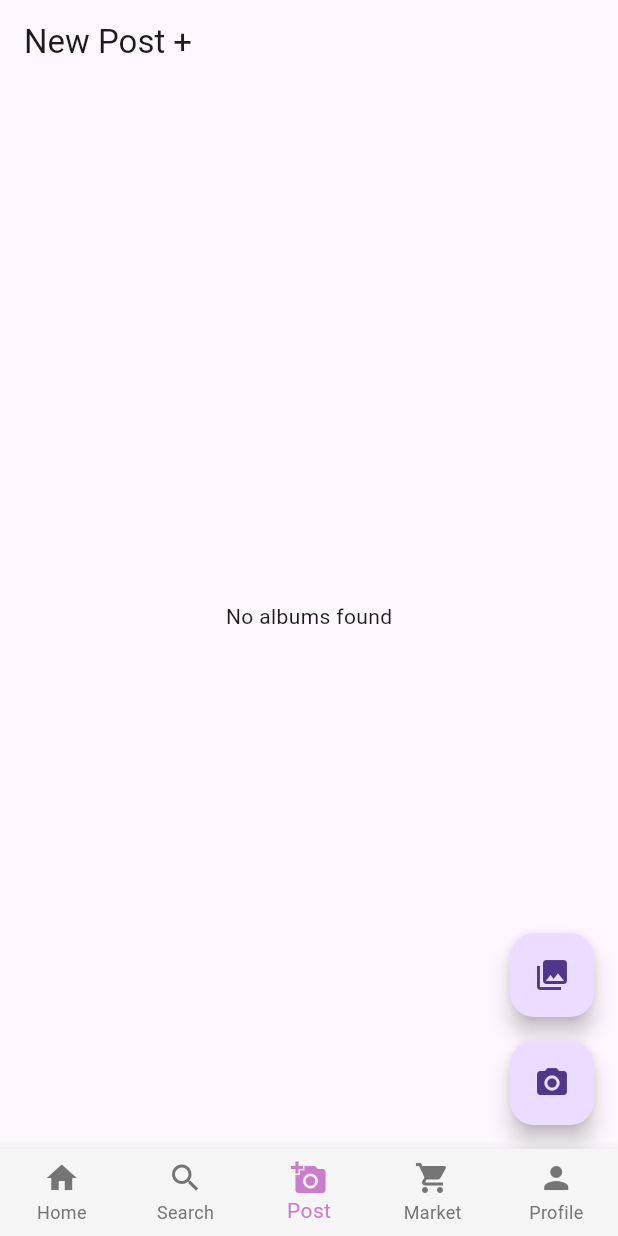
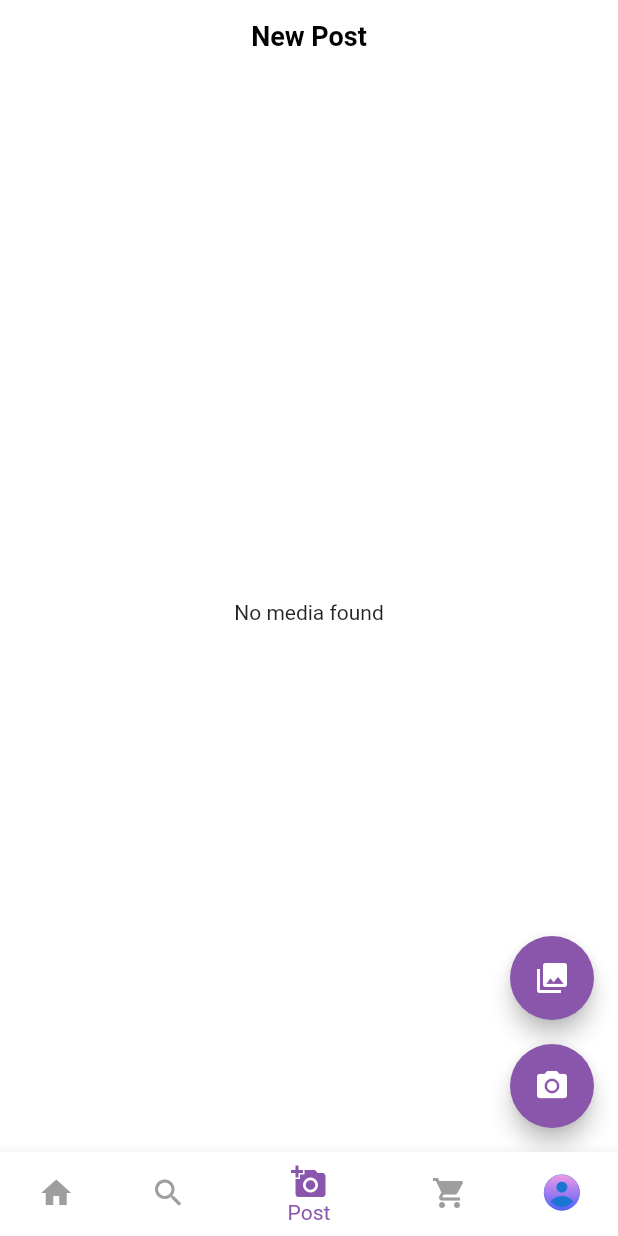
Before and after one commit to KareemNHE/The_Shot2, a Flutter app: the BottomNavBar screen opened by its route, item 3 of the bottom bar chosen, after a tap on the "photo library" icon, on a phone screen of 412 x 824 dp. Run offline on Flutter 3.47's test engine with Material 3 defaults, Android fonts, the phone set to English and light mode, and no system bars; our stand-ins replace camera, cloud_firestore, file_picker, firebase_auth, firebase_core, firebase_storage and 7 more; missing offline and left inert: dart:ffi, firebase_app_check, photo_gallery; accounts and stored records are empty.

Commit message:
some touches

```diff
--- /dev/null
+++ b/lib/components/theme.dart
@@ -0,0 +1,40 @@
+// lib/components/theme.dart
+
+import 'package:flutter/material.dart';
+
+const kPrimaryAccent = Color(0xFF8A56AC);
+
+final ThemeData appTheme = ThemeData(
+  useMaterial3: false,
+  scaffoldBackgroundColor: Colors.white,
+  primaryColor: kPrimaryAccent,
+  colorScheme: ColorScheme.fromSeed(
+    seedColor: kPrimaryAccent,
+    brightness: Brightness.light,
+  ),
+  appBarTheme: const AppBarTheme(
+    backgroundColor: Colors.white,
+    foregroundColor: Colors.black,
+    elevation: 0, // ← flat, no shadow
+    shadowColor: Colors.transparent,
+    centerTitle: true,
+    titleTextStyle: TextStyle(
+      fontSize: 18,
+      fontWeight: FontWeight.w600,
+      color: Colors.black,
+    ),
+    toolbarHeight: 48, // ← standard minimal height
+  ),
+
+  iconTheme: const IconThemeData(color: Colors.black),
+  bottomNavigationBarTheme: BottomNavigationBarThemeData(
+    selectedItemColor: kPrimaryAccent,
+    unselectedItemColor: Colors.grey,
+    backgroundColor: Colors.white,
+    elevation: 10,
+  ),
+  floatingActionButtonTheme: FloatingActionButtonThemeData(
+    backgroundColor: kPrimaryAccent,
+    foregroundColor: Colors.white,
+  ),
+);
--- a/lib/main.dart
+++ b/lib/main.dart
@@ -1,5 +1,5 @@
 // main.dart
-
+import 'components/theme.dart';
 import 'package:firebase_core/firebase_core.dart';
 import 'package:flutter/material.dart';
 import 'package:firebase_app_check/firebase_app_check.dart';
@@ -57,7 +57,7 @@ class TheShot extends StatelessWidget {
       ],
       child: MaterialApp(
         title: 'The Shot',
-        theme: ThemeData(useMaterial3: true),
+        theme: appTheme,
         debugShowCheckedModeBanner: false,
         home: Login(), // Show login screen first
         routes: {
--- a/lib/viewmodels/create_post_viewmodel.dart
+++ b/lib/viewmodels/create_post_viewmodel.dart
@@ -93,14 +93,20 @@ class CreatePostViewModel extends ChangeNotifier {
           .collection('posts')
           .doc();
 
+      final userDoc = await FirebaseFirestore.instance.collection('users').doc(userId).get();
+      final userData = userDoc.data() ?? {};
+
       final newPost = {
         'imageUrl': finalImageUrl,
         'caption': trimmedCaption,
         'timestamp': FieldValue.serverTimestamp(),
         'userId': userId,
+        'username': userData['username'] ?? '',
+        'userProfilePic': userData['profile_picture'] ?? '',
         'hashtags': hashtags,
         'category': category,
       };
+
 
       await postRef.set(newPost);
       homeViewModel.fetchPosts();
--- a/lib/viewmodels/search_viewmodel.dart
+++ b/lib/viewmodels/search_viewmodel.dart
@@ -85,7 +85,7 @@ class SearchViewModel extends ChangeNotifier {
 
     if (lowerQuery.isEmpty) {
       _filteredPosts = List.from(_allPosts);
-      _filteredUsers = [];
+      _filteredUsers = []; // ← this part already exists
     } else {
       _filteredPosts = _allPosts.where((post) {
         return post.caption.toLowerCase().contains(lowerQuery) ||
@@ -101,4 +101,5 @@ class SearchViewModel extends ChangeNotifier {
 
     notifyListeners();
   }
+
 }
--- a/lib/views/bnb.dart
+++ b/lib/views/bnb.dart
@@ -1,20 +1,18 @@
 
 //views/bnb.dart
 
-import 'package:firebase_auth/firebase_auth.dart';
 import 'package:flutter/material.dart';
+import 'package:provider/provider.dart';
 import 'package:the_shot2/services/api_service.dart';
 import 'package:the_shot2/views/home_screen.dart';
-import 'package:the_shot2/viewmodels/home_viewmodel.dart';
 import 'package:the_shot2/views/profile_screen.dart';
-import 'package:the_shot2/viewmodels/profile_viewmodel.dart';
 import 'package:the_shot2/views/search_screen.dart';
-import 'package:the_shot2/viewmodels/search_viewmodel.dart';
 import 'package:the_shot2/views/post_screen.dart';
-import 'package:the_shot2/viewmodels/post_viewmodel.dart';
 import 'package:the_shot2/views/market_screen.dart';
 import 'package:the_shot2/viewmodels/market_viewmodel.dart';
-import 'package:the_shot2/views/user_profile_screen.dart';
+
+import '../components/theme.dart';
+import '../viewmodels/profile_viewmodel.dart';
 
 
 class BottomNavBar extends StatefulWidget {
@@ -53,7 +51,12 @@ class _BottomNavBarState extends State<BottomNavBar> {
 
   @override
   Widget build(BuildContext context) {
+    return Consumer<ProfileViewModel>(
+      builder: (context, profileViewModel, _) {
+        final profilePicUrl = profileViewModel.profilePictureUrl;
+
         return Scaffold(
+          backgroundColor: Theme.of(context).scaffoldBackgroundColor,
           body: IndexedStack(
             index: _currentIndex,
             children: List.generate(_screens.length, (index) {
@@ -68,20 +71,48 @@ class _BottomNavBarState extends State<BottomNavBar> {
             }),
           ),
           bottomNavigationBar: BottomNavigationBar(
-        type: BottomNavigationBarType.fixed,
-        selectedItemColor: const Color(0xFFCB7CCB),
-        backgroundColor: Colors.grey[100],
-        unselectedItemColor: Colors.grey[600],
             currentIndex: _currentIndex,
             onTap: _onTap,
-        items: const [
-          BottomNavigationBarItem(icon: Icon(Icons.home), label: 'Home'),
-          BottomNavigationBarItem(icon: Icon(Icons.search), label: 'Search'),
-          BottomNavigationBarItem(icon: Icon(Icons.add_a_photo), label: 'Post'),
-          BottomNavigationBarItem(icon: Icon(Icons.shopping_cart), label: 'Market'),
-          BottomNavigationBarItem(icon: Icon(Icons.person), label: 'Profile'),
+            type: BottomNavigationBarType.shifting,
+            selectedItemColor: kPrimaryAccent,
+            unselectedItemColor: Colors.grey,
+            elevation: 8,
+            items: [
+              const BottomNavigationBarItem(
+                icon: Icon(Icons.home),
+                label: 'Home',
+                backgroundColor: Colors.white,
+              ),
+              const BottomNavigationBarItem(
+                icon: Icon(Icons.search),
+                label: 'Search',
+                backgroundColor: Colors.white,
+              ),
+              const BottomNavigationBarItem(
+                icon: Icon(Icons.add_a_photo),
+                label: 'Post',
+                backgroundColor: Colors.white,
+              ),
+              const BottomNavigationBarItem(
+                icon: Icon(Icons.shopping_cart),
+                label: 'Market',
+                backgroundColor: Colors.white,
+              ),
+              BottomNavigationBarItem(
+                icon: CircleAvatar(
+                  radius: 12,
+                  backgroundImage: profilePicUrl.startsWith('http')
+                      ? NetworkImage(profilePicUrl)
+                      : const AssetImage('assets/default_profile.png') as ImageProvider,
+                ),
+                label: 'Profile',
+                backgroundColor: Colors.white,
+              ),
             ],
           ),
         );
+      },
+    );
   }
+
 }
--- a/lib/views/home_screen.dart
+++ b/lib/views/home_screen.dart
@@ -15,8 +15,10 @@ class HomeScreen extends StatelessWidget {
     return Scaffold(
       appBar: AppBar(
         titleTextStyle: const TextStyle(color: Colors.black),
-        title: const Text("The Shot"),
-        backgroundColor: Colors.grey[100],
+        title: Image.asset(
+          'assets/text.png',
+          height: 30,
+        ),
         elevation: 0.0,
         actions: <Widget>[
           Consumer<NotificationViewModel>(
@@ -63,7 +65,6 @@ class HomeScreen extends StatelessWidget {
               );
             },
           ),
-
           Consumer<MessageListViewModel>(
             builder: (context, msgViewModel, _) {
               final unread = msgViewModel.unreadCount;
--- a/lib/views/market_screen.dart
+++ b/lib/views/market_screen.dart
@@ -17,8 +17,6 @@ class _MarketScreenState extends State<MarketScreen> {
   @override
   Widget build(BuildContext context) {
     return Scaffold(
-      backgroundColor: Colors.grey[300],
-
       appBar: AppBar(
         title: Text('Market'),
       ),
--- a/lib/views/post_screen.dart
+++ b/lib/views/post_screen.dart
@@ -98,7 +98,6 @@ class _PostScreenState extends State<PostScreen> {
       final permission = await Permission.photos.request();
 
       if (!permission.isGranted) {
-        print('Photos permission denied');
         ScaffoldMessenger.of(context).showSnackBar(
           const SnackBar(content: Text('Permission denied. Cannot access gallery.')),
         );
@@ -111,7 +110,12 @@ class _PostScreenState extends State<PostScreen> {
       );
 
       if (result != null && result.files.isNotEmpty) {
-        print("Picked ${result.files.length} files");
+        setState(() {
+          _selectedFiles = result.paths
+              .whereType<String>()
+              .map((path) => File(path))
+              .toList();
+        });
       } else {
         print('No files selected');
       }
@@ -120,19 +124,75 @@ class _PostScreenState extends State<PostScreen> {
     }
   }
 
+
   @override
   Widget build(BuildContext context) {
     return Scaffold(
       appBar: AppBar(
-        title: const Text('New Post +'),
+        title: const Text('New Post'),
       ),
-      body: _loading
+      body: RefreshIndicator(
+        onRefresh: _fetchAlbums,
+        child: _loading
             ? const Center(child: CircularProgressIndicator())
-          : _albums.isEmpty
-              ? const Center(child: Text('No albums found'))
-              : GridView.builder(
-                  gridDelegate: const SliverGridDelegateWithFixedCrossAxisCount(
+            : (_albums.isEmpty && _selectedFiles.isEmpty)
+            ? const Center(child: Text('No media found'))
+            : SingleChildScrollView(
+          physics: const AlwaysScrollableScrollPhysics(),
+          child: Column(
+            children: [
+              if (_selectedFiles.isNotEmpty)
+                Padding(
+                  padding: const EdgeInsets.all(8.0),
+                  child: GridView.builder(
+                    shrinkWrap: true,
+                    physics: const NeverScrollableScrollPhysics(),
+                    itemCount: _selectedFiles.length,
+                    gridDelegate:
+                    const SliverGridDelegateWithFixedCrossAxisCount(
                       crossAxisCount: 3,
+                      crossAxisSpacing: 4,
+                      mainAxisSpacing: 4,
+                    ),
+                    itemBuilder: (context, index) {
+                      final file = _selectedFiles[index];
+                      return GestureDetector(
+                        onTap: () async {
+                          final result = await Navigator.push(
+                            context,
+                            MaterialPageRoute(
+                              builder: (context) =>
+                                  CreatePostScreen(imageUrl: file.path),
+                            ),
+                          );
+
+                          if (result == true) {
+                            await Provider.of<ProfileViewModel>(context,
+                                listen: false)
+                                .fetchUserProfile();
+                            setState(() {});
+                            Navigator.pop(context);
+                          }
+                        },
+                        child: ClipRRect(
+                          borderRadius: BorderRadius.circular(8),
+                          child: Image.file(
+                            file,
+                            fit: BoxFit.cover,
+                          ),
+                        ),
+                      );
+                    },
+                  ),
+                ),
+              GridView.builder(
+                shrinkWrap: true,
+                physics: const NeverScrollableScrollPhysics(),
+                gridDelegate:
+                const SliverGridDelegateWithFixedCrossAxisCount(
+                  crossAxisCount: 3,
+                  crossAxisSpacing: 4,
+                  mainAxisSpacing: 4,
                 ),
                 itemCount: _albums.length,
                 itemBuilder: (context, index) {
@@ -156,9 +216,8 @@ class _PostScreenState extends State<PostScreen> {
                           await Provider.of<ProfileViewModel>(context,
                               listen: false)
                               .fetchUserProfile();
-                            setState(() {}); // Refresh the profile UI
-                            Navigator.pop(
-                                context); // Pop back to home after post
+                          setState(() {});
+                          Navigator.pop(context);
                         }
                       }
                     },
@@ -172,6 +231,10 @@ class _PostScreenState extends State<PostScreen> {
                     ),
                   );
                 },
+              ),
+            ],
+          ),
+        ),
       ),
       floatingActionButton: Column(
         mainAxisAlignment: MainAxisAlignment.end,
--- a/lib/views/profile_screen.dart
+++ b/lib/views/profile_screen.dart
@@ -31,9 +31,7 @@ class _ProfileScreenState extends State<ProfileScreen> {
     final profileViewModel = Provider.of<ProfileViewModel>(context);
 
     return Scaffold(
-      backgroundColor: Colors.grey[300],
       appBar: AppBar(
-        title: const Text('Profile'),
         actions: [
           IconButton(
             icon: const Icon(Icons.menu),
--- a/lib/views/search_screen.dart
+++ b/lib/views/search_screen.dart
@@ -28,17 +28,15 @@ class _SearchScreenState extends State<SearchScreen> {
   @override
   Widget build(BuildContext context) {
     return Scaffold(
-      backgroundColor: Colors.grey[300],
       appBar: AppBar(
-        title: const Text('Search'),
         bottom: PreferredSize(
-          preferredSize: const Size.fromHeight(50.0),
+          preferredSize: const Size.fromHeight(35.0),
           child: Padding(
             padding: const EdgeInsets.symmetric(horizontal: 16.0, vertical: 8),
             child: TextField(
               controller: _searchController,
               decoration: const InputDecoration(
-                hintText: 'Search users, hashtags, categories...',
+                hintText: 'Search',
                 prefixIcon: Icon(Icons.search),
                 border: OutlineInputBorder(
                   borderRadius: BorderRadius.all(Radius.circular(8.0)),
@@ -62,13 +60,14 @@ class _SearchScreenState extends State<SearchScreen> {
 
           final users = viewModel.filteredUsers;
           final posts = viewModel.allPosts;
+          final query = _searchController.text.trim();
 
           return SingleChildScrollView(
             child: Column(
               children: [
-                if (users.isNotEmpty)
+                if (query.isNotEmpty && users.isNotEmpty)
                   ListView.builder(
-                    shrinkWrap: true,
+                  shrinkWrap: true,
                     physics: const NeverScrollableScrollPhysics(),
                     itemCount: users.length,
                     itemBuilder: (context, index) {
--- a/lib/views/signup_screen.dart
+++ b/lib/views/signup_screen.dart
@@ -101,16 +101,13 @@ class _SignupState extends State<Signup> {
   @override
   Widget build(BuildContext context) {
     return Scaffold(
-      backgroundColor: Colors.grey[300],
-      body: SafeArea(
+        body: SafeArea(
         child: SingleChildScrollView(
           padding: EdgeInsets.symmetric(horizontal: 25.0),
           child: Column(
             mainAxisAlignment: MainAxisAlignment.center,
             children: [
               SizedBox(height: 50),
-
-              // Profile Picture Picker
               GestureDetector(
                 onTap: _pickImage,
                 child: CircleAvatar(
```
Also changed, not shown: lib/views/create_post_screen.dart (+9 -11 lines), lib/views/login_screen.dart (+7 -4 lines), lib/views/post_detail_screen.dart (+27 -1 lines), lib/views/user_profile_screen.dart (+14 -12 lines), assets/logo.png (added), assets/logo_text.jpg (added), assets/text.png (added). Lines whose indentation alone changed are shown as unchanged.
